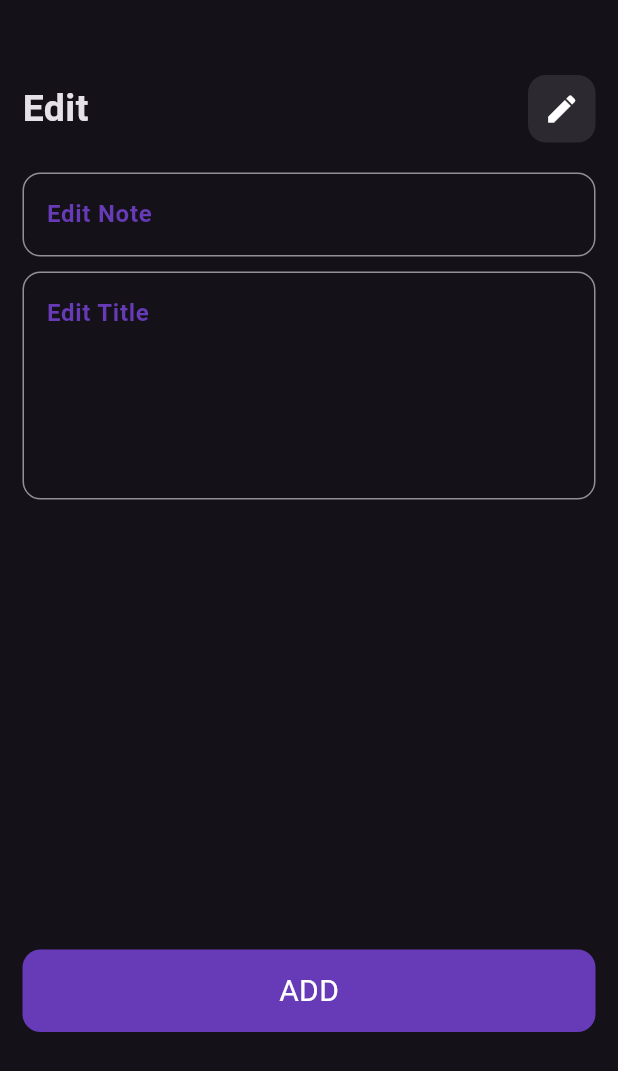
After one commit to HusseinAlswasy/malhoza, a Flutter app: the screen it shows after launch, after a tap on "Flutter Task 1", on a phone screen of 412 x 824 dp. The commit adds this screen. Shown: the top 1071 px of the screen. Run offline on Flutter 3.47's test engine with Material 3 defaults, Android fonts, the phone set to English and light mode, and no system bars; Roboto replaces fonts that are missing (Pacifico).

Commit message:
finish Ui

```diff
--- /dev/null
+++ b/lib/Screen/edit_view.dart
@@ -0,0 +1,30 @@
+
+import 'package:flutter/material.dart';
+import 'package:malhoza/Widget/CustomeButton.dart';
+import 'package:malhoza/Widget/custome_text_feild.dart';
+import 'package:malhoza/Widget/note_appBar.dart';
+
+class EditView extends StatelessWidget {
+  const EditView({super.key});
+
+  @override
+  Widget build(BuildContext context) {
+    return Scaffold(
+      body: Padding(
+        padding: const EdgeInsets.symmetric(horizontal: 15),
+        child: Column(
+          children: [
+            SizedBox(height: 50,),
+            NoteAppbar(text: 'Edit',icon: Icons.edit,),
+            SizedBox(height: 20,),
+            CustomeTextFeild(text: 'Edit Note'),
+            SizedBox(height: 10,),
+            CustomeTextFeild(text: 'Edit Title',lines: 5,),
+            SizedBox(height: 300,),
+            Customebutton(),
+          ],
+        ),
+      ),
+    );
+  }
+}
--- /dev/null
+++ b/lib/Widget/CustomeButton.dart
@@ -0,0 +1,19 @@
+
+import 'package:flutter/material.dart';
+
+class Customebutton extends StatelessWidget {
+  const Customebutton({super.key});
+
+  @override
+  Widget build(BuildContext context) {
+    return Container(
+            height: 55,
+            width: double.infinity,
+            decoration: BoxDecoration(
+              borderRadius: BorderRadius.circular(12),
+              color: Colors.deepPurple,
+            ),
+            child: Center(child: Text('ADD',style: TextStyle(color: Colors.white,fontSize: 20,),)),
+          );
+  }
+}
--- a/lib/Widget/add_modal_progress_sheet.dart
+++ b/lib/Widget/add_modal_progress_sheet.dart
@@ -1,4 +1,5 @@
 import 'package:flutter/material.dart';
+import 'package:malhoza/Widget/CustomeButton.dart';
 import 'package:malhoza/Widget/custome_text_feild.dart';
 
 class AddModalProgressSheet extends StatelessWidget {
@@ -15,15 +16,7 @@ class AddModalProgressSheet extends StatelessWidget {
           SizedBox(height: 10,),
           CustomeTextFeild(text: 'Add Title',lines: 5,),
           SizedBox(height: 30,),
-          Container(
-            height: 55,
-            width: double.infinity,
-            decoration: BoxDecoration(
-              borderRadius: BorderRadius.circular(12),
-              color: Colors.deepPurple,
-            ),
-            child: Center(child: Text('ADD',style: TextStyle(color: Colors.white,fontSize: 20,),)),
-          ),
+          Customebutton(),
         ],
       ),
     );
--- a/lib/Widget/note_appBar.dart
+++ b/lib/Widget/note_appBar.dart
@@ -1,14 +1,16 @@
 import 'package:flutter/material.dart';
 
 class NoteAppbar extends StatelessWidget {
-  const NoteAppbar({super.key});
+ NoteAppbar({super.key,required this.text,this.icon});
 
   @override
+  String text;
+  IconData? icon;
   Widget build(BuildContext context) {
     return Row(
       children: [
         Text(
-          "Nota",
+          text,
           style: TextStyle(fontSize: 25, fontWeight: FontWeight.bold),
         ),
         Spacer(),
@@ -19,7 +21,7 @@ class NoteAppbar extends StatelessWidget {
             borderRadius: BorderRadius.circular(12),
             color: Colors.white.withOpacity(.1),
           ),
-          child: Icon(Icons.search),
+          child: Icon(icon),
         ),
       ],
     );
--- a/lib/Widget/note_item.dart
+++ b/lib/Widget/note_item.dart
@@ -1,11 +1,16 @@
 import 'package:flutter/material.dart';
+import 'package:malhoza/Screen/edit_view.dart';
 
 class NoteItem extends StatelessWidget {
   const NoteItem({super.key});
 
   @override
   Widget build(BuildContext context) {
-    return Container(
+    return GestureDetector(
+      onTap: (){
+        Navigator.push(context, MaterialPageRoute(builder: (context)=>EditView(),),);
+      },
+      child: Container(
         height: 200,
         width: double.infinity,
         padding: EdgeInsets.only(top: 24, bottom: 24),
@@ -48,6 +53,7 @@ class NoteItem extends StatelessWidget {
             ),
           ],
         ),
+      ),
     );
   }
 }
--- a/lib/Widget/note_view_body.dart
+++ b/lib/Widget/note_view_body.dart
@@ -10,7 +10,7 @@ class NoteViewBody extends StatelessWidget {
     return Column(
       children: [
         SizedBox(height: 50),
-        NoteAppbar(),
+        NoteAppbar(text: 'Nota',icon: Icons.search,),
         SizedBox(height: 20),
         Expanded(child: NoteListViewItem()),
       ],
```
Lines whose indentation alone changed are shown as unchanged.
